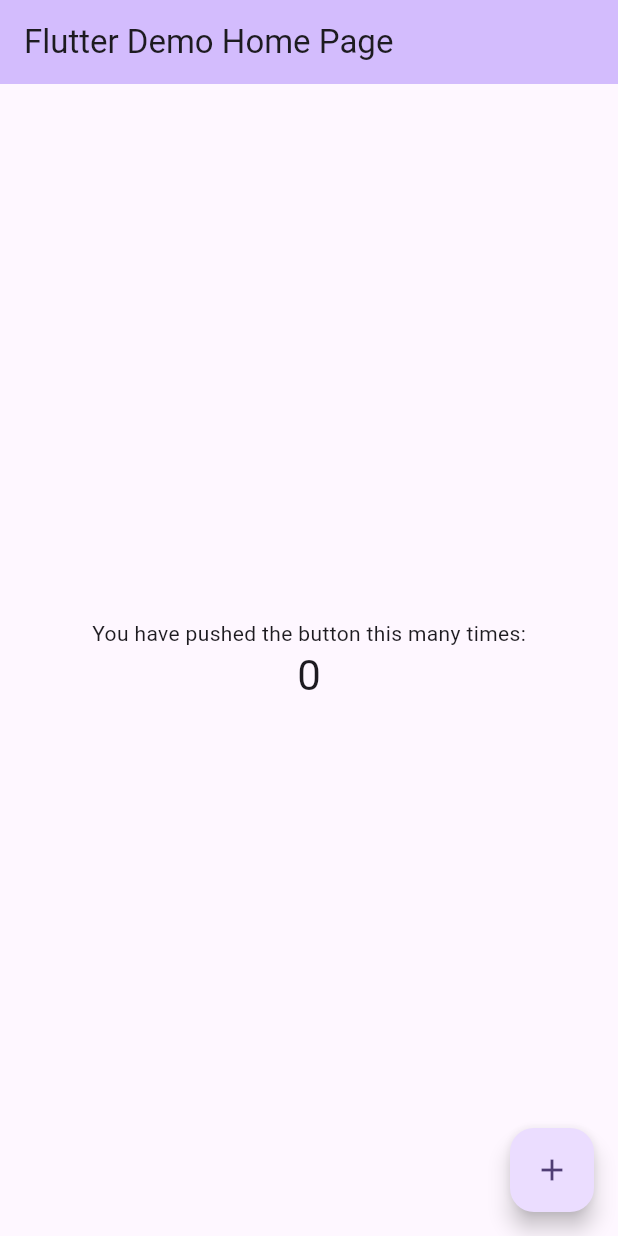
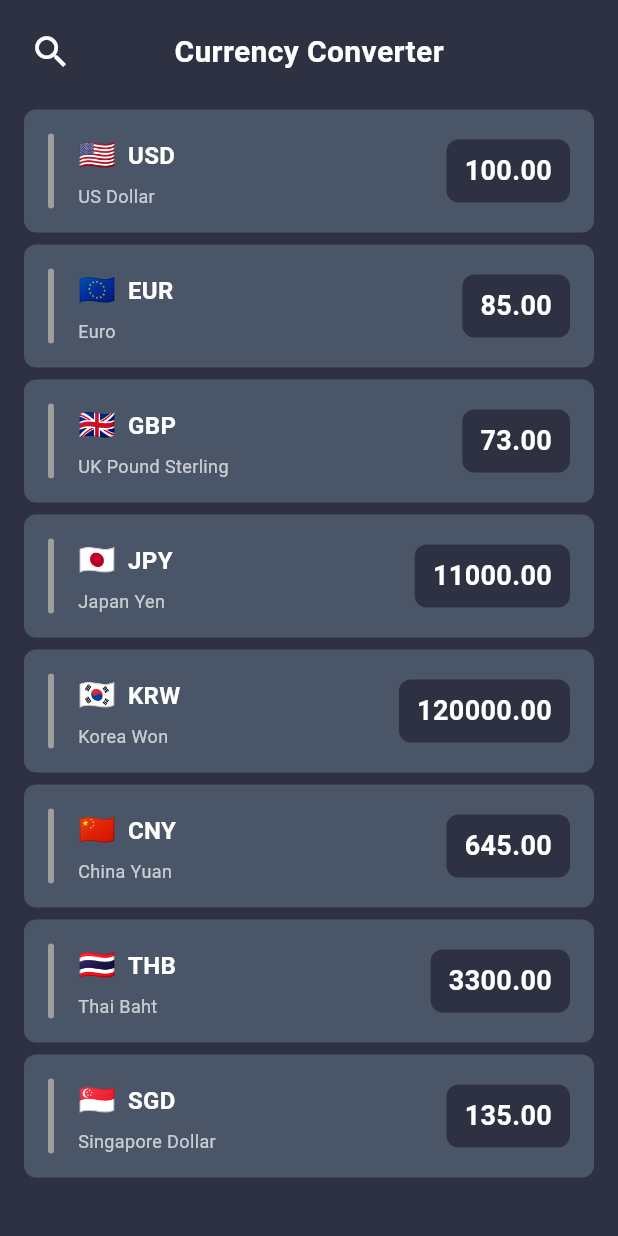
Before and after one commit to javalulu/mobile_dev-project1, a Flutter app: the screen it shows after launch, on a phone screen of 412 x 824 dp. Run offline on Flutter 3.47's test engine with Material 3 defaults, Android fonts, the phone set to English and light mode, and no system bars; our stand-ins replace shared_preferences.

```diff
--- a/lib/main.dart
+++ b/lib/main.dart
@@ -1,122 +1,35 @@
 import 'package:flutter/material.dart';
+import 'package:flutter/services.dart';
+import 'screens/currency_converter_screen.dart';
 
 void main() {
-  runApp(const MyApp());
+  runApp(const CurrencyConverterApp());
 }
 
-class MyApp extends StatelessWidget {
-  const MyApp({super.key});
+class CurrencyConverterApp extends StatelessWidget {
+  const CurrencyConverterApp({super.key});
 
-  // This widget is the root of your application.
   @override
   Widget build(BuildContext context) {
     return MaterialApp(
-      title: 'Flutter Demo',
+      title: 'Currency Converter',
+      debugShowCheckedModeBanner: false,
       theme: ThemeData(
-        // This is the theme of your application.
-        //
-        // TRY THIS: Try running your application with "flutter run". You'll see
-        // the application has a purple toolbar. Then, without quitting the app,
-        // try changing the seedColor in the colorScheme below to Colors.green
-        // and then invoke "hot reload" (save your changes or press the "hot
-        // reload" button in a Flutter-supported IDE, or press "r" if you used
-        // the command line to start the app).
-        //
-        // Notice that the counter didn't reset back to zero; the application
-        // state is not lost during the reload. To reset the state, use hot
-        // restart instead.
-        //
-        // This works for code too, not just values: Most code changes can be
-        // tested with just a hot reload.
-        colorScheme: ColorScheme.fromSeed(seedColor: Colors.deepPurple),
+        primarySwatch: Colors.blue,
+        scaffoldBackgroundColor: const Color(0xFF2D3142),
+        appBarTheme: const AppBarTheme(
+          backgroundColor: Color(0xFF2D3142),
+          foregroundColor: Colors.white,
+          elevation: 0,
+          systemOverlayStyle: SystemUiOverlayStyle.light,
+        ),
+        textTheme: const TextTheme(
+          bodyLarge: TextStyle(color: Colors.white),
+          bodyMedium: TextStyle(color: Colors.white),
+          titleLarge: TextStyle(color: Colors.white, fontWeight: FontWeight.bold),
+        ),
       ),
-      home: const MyHomePage(title: 'Flutter Demo Home Page'),
+      home: const CurrencyConverterScreen(),
     );
   }
 }
-
-class MyHomePage extends StatefulWidget {
-  const MyHomePage({super.key, required this.title});
-
-  // This widget is the home page of your application. It is stateful, meaning
-  // that it has a State object (defined below) that contains fields that affect
-  // how it looks.
-
-  // This class is the configuration for the state. It holds the values (in this
-  // case the title) provided by the parent (in this case the App widget) and
-  // used by the build method of the State. Fields in a Widget subclass are
-  // always marked "final".
-
-  final String title;
-
-  @override
-  State<MyHomePage> createState() => _MyHomePageState();
-}
-
-class _MyHomePageState extends State<MyHomePage> {
-  int _counter = 0;
-
-  void _incrementCounter() {
-    setState(() {
-      // This call to setState tells the Flutter framework that something has
-      // changed in this State, which causes it to rerun the build method below
-      // so that the display can reflect the updated values. If we changed
-      // _counter without calling setState(), then the build method would not be
-      // called again, and so nothing would appear to happen.
-      _counter++;
-    });
-  }
-
-  @override
-  Widget build(BuildContext context) {
-    // This method is rerun every time setState is called, for instance as done
-    // by the _incrementCounter method above.
-    //
-    // The Flutter framework has been optimized to make rerunning build methods
-    // fast, so that you can just rebuild anything that needs updating rather
-    // than having to individually change instances of widgets.
-    return Scaffold(
-      appBar: AppBar(
-        // TRY THIS: Try changing the color here to a specific color (to
-        // Colors.amber, perhaps?) and trigger a hot reload to see the AppBar
-        // change color while the other colors stay the same.
-        backgroundColor: Theme.of(context).colorScheme.inversePrimary,
-        // Here we take the value from the MyHomePage object that was created by
-        // the App.build method, and use it to set our appbar title.
-        title: Text(widget.title),
-      ),
-      body: Center(
-        // Center is a layout widget. It takes a single child and positions it
-        // in the middle of the parent.
-        child: Column(
-          // Column is also a layout widget. It takes a list of children and
-          // arranges them vertically. By default, it sizes itself to fit its
-          // children horizontally, and tries to be as tall as its parent.
-          //
-          // Column has various properties to control how it sizes itself and
-          // how it positions its children. Here we use mainAxisAlignment to
-          // center the children vertically; the main axis here is the vertical
-          // axis because Columns are vertical (the cross axis would be
-          // horizontal).
-          //
-          // TRY THIS: Invoke "debug painting" (choose the "Toggle Debug Paint"
-          // action in the IDE, or press "p" in the console), to see the
-          // wireframe for each widget.
-          mainAxisAlignment: MainAxisAlignment.center,
-          children: <Widget>[
-            const Text('You have pushed the button this many times:'),
-            Text(
-              '$_counter',
-              style: Theme.of(context).textTheme.headlineMedium,
-            ),
-          ],
-        ),
-      ),
-      floatingActionButton: FloatingActionButton(
-        onPressed: _incrementCounter,
-        tooltip: 'Increment',
-        child: const Icon(Icons.add),
-      ), // This trailing comma makes auto-formatting nicer for build methods.
-    );
-  }
-}
--- /dev/null
+++ b/lib/screens/currency_converter_screen.dart
@@ -0,0 +1,297 @@
+import 'package:flutter/material.dart';
+import '../models/currency.dart';
+import '../services/currency_service.dart';
+import '../widgets/currency_card.dart';
+import '../widgets/custom_keyboard.dart';
+import 'currency_search_screen.dart';
+
+class CurrencyConverterScreen extends StatefulWidget {
+  const CurrencyConverterScreen({super.key});
+
+  @override
+  State<CurrencyConverterScreen> createState() => _CurrencyConverterScreenState();
+}
+
+class _CurrencyConverterScreenState extends State<CurrencyConverterScreen> {
+  final CurrencyService _currencyService = CurrencyService();
+  final PageController _pageController = PageController(initialPage: 1);
+
+  List<Currency> _displayedCurrencies = [];
+  Currency? _selectedCurrency;
+  String _inputAmount = '';
+  bool _showKeyboard = false;
+
+  @override
+  void initState() {
+    super.initState();
+    _initializeData();
+  }
+
+  Future<void> _initializeData() async {
+    await _currencyService.loadFavorites();
+
+    // Get initial currencies to display (favorites + some popular ones)
+    final favorites = _currencyService.getFavoriteCurrencies();
+    final allCurrencies = _currencyService.getAllCurrencies();
+
+    // Default currencies to show if no favorites
+    final defaultCurrencies = ['USD', 'EUR', 'GBP', 'JPY', 'KRW', 'CNY', 'THB', 'SGD'];
+
+    setState(() {
+      if (favorites.isNotEmpty) {
+        _displayedCurrencies = favorites;
+      } else {
+        _displayedCurrencies = allCurrencies
+            .where((currency) => defaultCurrencies.contains(currency.code))
+            .toList();
+      }
+
+      // Set initial amounts - first currency 100, others converted from first
+      if (_displayedCurrencies.isNotEmpty) {
+        _displayedCurrencies[0].amount = 100.0;
+        for (int i = 1; i < _displayedCurrencies.length; i++) {
+          _displayedCurrencies[i].amount = _currencyService.convertCurrency(
+            100.0,
+            _displayedCurrencies[0].code,
+            _displayedCurrencies[i].code,
+          );
+        }
+      }
+    });
+  }
+
+  void _selectCurrency(Currency currency) {
+    setState(() {
+      // Deselect all currencies
+      for (var c in _displayedCurrencies) {
+        c.isSelected = false;
+      }
+
+      // Select the tapped currency
+      currency.isSelected = true;
+      _selectedCurrency = currency;
+      _inputAmount = currency.amount.toStringAsFixed(2);
+      _showKeyboard = true;
+    });
+  }
+
+  void _onKeyPress(String key) {
+    setState(() {
+      if (key == '.') {
+        if (!_inputAmount.contains('.')) {
+          _inputAmount += key;
+        }
+      } else {
+        if (_inputAmount == '0.00' || _inputAmount.isEmpty) {
+          _inputAmount = key;
+        } else {
+          _inputAmount += key;
+        }
+      }
+      _updateCurrencyAmounts();
+    });
+  }
+
+  void _onClear() {
+    setState(() {
+      _inputAmount = '';
+      if (_selectedCurrency != null) {
+        _selectedCurrency!.amount = 0.0;
+        _updateCurrencyAmounts();
+      }
+    });
+  }
+
+  void _onBackspace() {
+    setState(() {
+      if (_inputAmount.isNotEmpty) {
+        _inputAmount = _inputAmount.substring(0, _inputAmount.length - 1);
+        _updateCurrencyAmounts();
+      }
+    });
+  }
+
+  void _updateCurrencyAmounts() {
+    if (_selectedCurrency == null || _inputAmount.isEmpty) return;
+
+    final inputValue = double.tryParse(_inputAmount) ?? 0.0;
+    _selectedCurrency!.amount = inputValue;
+
+    // Convert to all other currencies
+    for (var currency in _displayedCurrencies) {
+      if (currency != _selectedCurrency) {
+        currency.amount = _currencyService.convertCurrency(
+          inputValue,
+          _selectedCurrency!.code,
+          currency.code,
+        );
+      }
+    }
+  }
+
+  void _hideKeyboard() {
+    setState(() {
+      _showKeyboard = false;
+      // Deselect all currencies
+      for (var currency in _displayedCurrencies) {
+        currency.isSelected = false;
+      }
+      _selectedCurrency = null;
+    });
+  }
+
+  void _onCurrencySelectedFromSearch(Currency selectedCurrency) {
+    setState(() {
+      // Check if currency is already in displayed currencies
+      int existingIndex = _displayedCurrencies.indexWhere((c) => c.code == selectedCurrency.code);
+
+      if (existingIndex != -1) {
+        // Currency already exists, do nothing
+        return;
+      }
+
+      // Find currently selected currency to replace
+      int selectedIndex = _displayedCurrencies.indexWhere((c) => c.isSelected);
+
+      if (selectedIndex != -1) {
+        // Replace the selected currency
+        double currentAmount = _displayedCurrencies[selectedIndex].amount;
+        String fromCode = _displayedCurrencies[selectedIndex].code;
+
+        _displayedCurrencies[selectedIndex] = selectedCurrency.copyWith(
+          amount: _currencyService.convertCurrency(currentAmount, fromCode, selectedCurrency.code),
+          isSelected: false,
+        );
+      } else {
+        // No currency selected, add to the end
+        _displayedCurrencies.add(selectedCurrency.copyWith(
+          amount: _currencyService.convertCurrency(
+            _displayedCurrencies.isNotEmpty ? _displayedCurrencies[0].amount : 100.0,
+            _displayedCurrencies.isNotEmpty ? _displayedCurrencies[0].code : 'USD',
+            selectedCurrency.code,
+          ),
+        ));
+      }
+
+      // Hide keyboard and deselect all
+      _showKeyboard = false;
+      _selectedCurrency = null;
+      for (var currency in _displayedCurrencies) {
+        currency.isSelected = false;
+      }
+    });
+
+    // Navigate back to main screen
+    _pageController.animateToPage(
+      1,
+      duration: const Duration(milliseconds: 300),
+      curve: Curves.easeInOut,
+    );
+  }
+
+  @override
+  Widget build(BuildContext context) {
+    return Scaffold(
+      backgroundColor: const Color(0xFF2D3142),
+      body: Stack(
+        children: [
+          PageView(
+            controller: _pageController,
+            onPageChanged: (index) {
+              // Hide keyboard when swiping to different pages
+              if (_showKeyboard) {
+                _hideKeyboard();
+              }
+            },
+            children: [
+              // Search Screen (Left)
+              CurrencySearchScreen(
+                currencyService: _currencyService,
+                onCurrencySelected: _onCurrencySelectedFromSearch,
+              ),
+
+              // Main Screen (Center)
+              SafeArea(
+                child: GestureDetector(
+                  onTap: _hideKeyboard,
+                  child: Column(
+                    children: [
+                      // App Bar
+                      Container(
+                        padding: const EdgeInsets.all(20),
+                        child: Row(
+                          mainAxisAlignment: MainAxisAlignment.spaceBetween,
+                          children: [
+                            GestureDetector(
+                              onTap: () => _pageController.animateToPage(
+                                0,
+                                duration: const Duration(milliseconds: 300),
+                                curve: Curves.easeInOut,
+                              ),
+                              child: const Icon(
+                                Icons.search,
+                                color: Colors.white,
+                                size: 28,
+                              ),
+                            ),
+                            const Text(
+                              'Currency Converter',
+                              style: TextStyle(
+                                color: Colors.white,
+                                fontSize: 20,
+                                fontWeight: FontWeight.bold,
+                              ),
+                            ),
+                            const SizedBox(width: 28), // Balance the layout
+                          ],
+                        ),
+                      ),
+
+                      // Currency List
+                      Expanded(
+                        child: ListView.builder(
+                          padding: const EdgeInsets.only(bottom: 100),
+                          itemCount: _displayedCurrencies.length,
+                          itemBuilder: (context, index) {
+                            final currency = _displayedCurrencies[index];
+                            return CurrencyCard(
+                              currency: currency,
+                              isSelected: currency.isSelected,
+                              onTap: () => _selectCurrency(currency),
+                            );
+                          },
+                        ),
+                      ),
+                    ],
+                  ),
+                ),
+              ),
+            ],
+          ),
+
+          // Custom Keyboard Overlay
+          if (_showKeyboard)
+            Positioned(
+              bottom: 0,
+              left: 0,
+              right: 0,
+              child: GestureDetector(
+                onHorizontalDragStart: (_) => _hideKeyboard(),
+                child: CustomKeyboard(
+                  onKeyPress: _onKeyPress,
+                  onClear: _onClear,
+                  onBackspace: _onBackspace,
+                ),
+              ),
+            ),
+        ],
+      ),
+    );
+  }
+
+  @override
+  void dispose() {
+    _pageController.dispose();
+    super.dispose();
+  }
+}
--- /dev/null
+++ b/lib/widgets/currency_card.dart
@@ -0,0 +1,98 @@
+import 'package:flutter/material.dart';
+import '../models/currency.dart';
+
+class CurrencyCard extends StatelessWidget {
+  final Currency currency;
+  final VoidCallback onTap;
+  final bool isSelected;
+
+  const CurrencyCard({
+    super.key,
+    required this.currency,
+    required this.onTap,
+    required this.isSelected,
+  });
+
+  @override
+  Widget build(BuildContext context) {
+    return Container(
+      margin: const EdgeInsets.symmetric(horizontal: 16, vertical: 4),
+      decoration: BoxDecoration(
+        color: const Color(0xFF4A5568),
+        borderRadius: BorderRadius.circular(8),
+      ),
+      child: Material(
+        color: Colors.transparent,
+        child: InkWell(
+          borderRadius: BorderRadius.circular(8),
+          onTap: onTap,
+          child: Container(
+            padding: const EdgeInsets.all(16),
+            child: Row(
+              children: [
+                // Colored indicator bar
+                Container(
+                  width: 4,
+                  height: 50,
+                  decoration: BoxDecoration(
+                    color: isSelected ? Colors.yellow : Colors.grey,
+                    borderRadius: BorderRadius.circular(2),
+                  ),
+                ),
+                const SizedBox(width: 16),
+                // Currency flag and code
+                Column(
+                  crossAxisAlignment: CrossAxisAlignment.start,
+                  children: [
+                    Row(
+                      children: [
+                        Text(
+                          currency.flag,
+                          style: const TextStyle(fontSize: 20),
+                        ),
+                        const SizedBox(width: 8),
+                        Text(
+                          currency.code,
+                          style: const TextStyle(
+                            color: Colors.white,
+                            fontSize: 16,
+                            fontWeight: FontWeight.bold,
+                          ),
+                        ),
+                      ],
+                    ),
+                    const SizedBox(height: 4),
+                    Text(
+                      currency.name,
+                      style: const TextStyle(
+                        color: Colors.white70,
+                        fontSize: 12,
+                      ),
+                    ),
+                  ],
+                ),
+                const Spacer(),
+                // Amount
+                Container(
+                  padding: const EdgeInsets.symmetric(horizontal: 12, vertical: 8),
+                  decoration: BoxDecoration(
+                    color: const Color(0xFF2D3142),
+                    borderRadius: BorderRadius.circular(8),
+                  ),
+                  child: Text(
+                    currency.amount.toStringAsFixed(2),
+                    style: const TextStyle(
+                      color: Colors.white,
+                      fontSize: 18,
+                      fontWeight: FontWeight.bold,
+                    ),
+                  ),
+                ),
+              ],
+            ),
+          ),
+        ),
+      ),
+    );
+  }
+}
```
Also changed, not shown: lib/screens/currency_search_screen.dart (added, +209 -0 lines).
